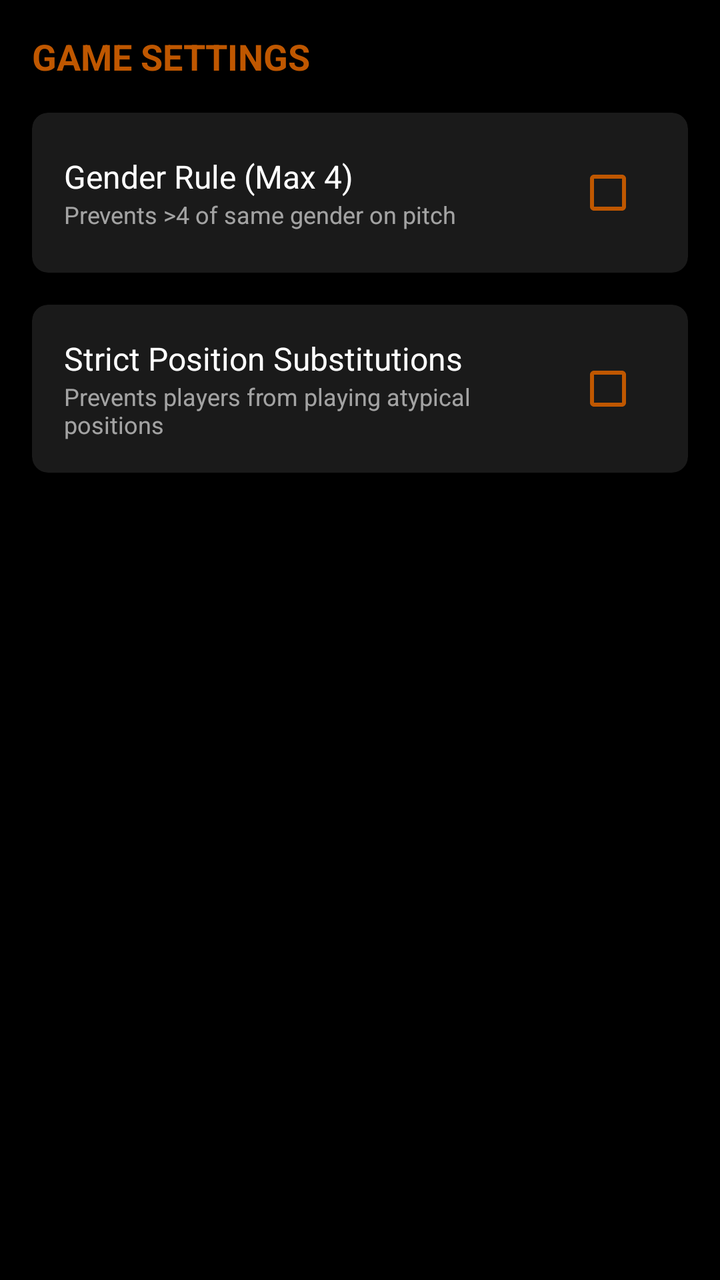
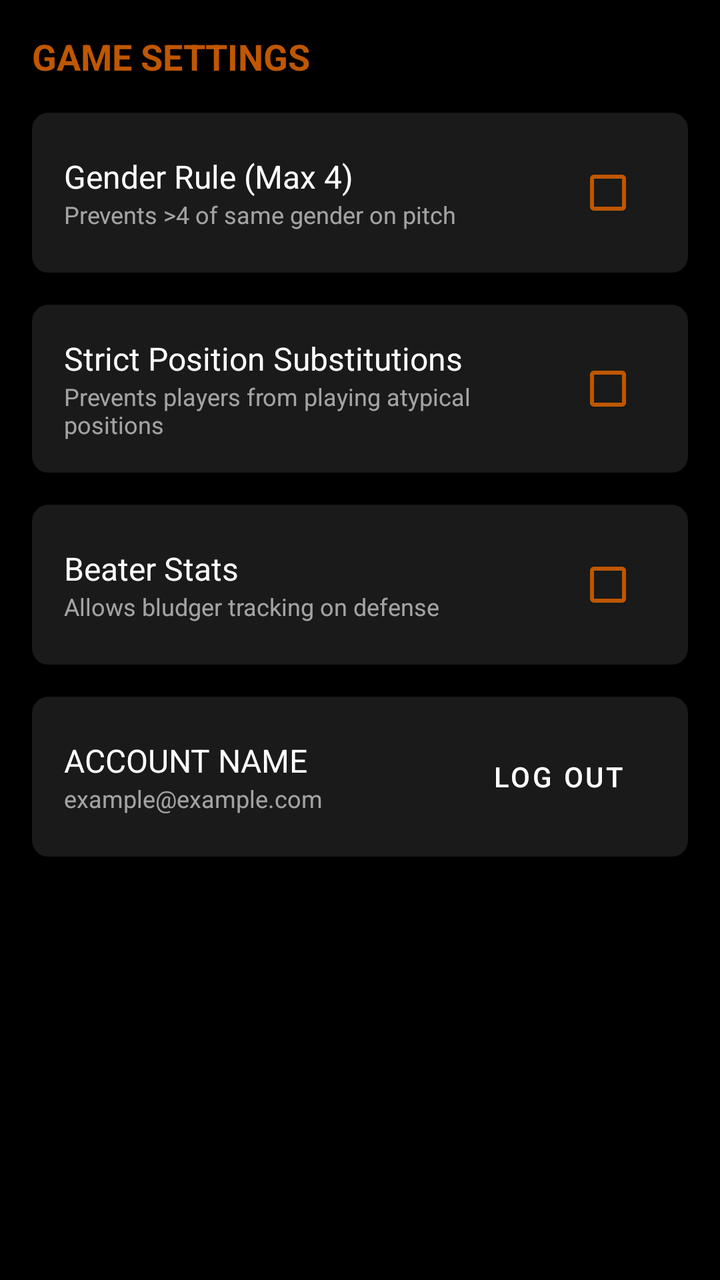

An Android layout rendered at two revisions. The XML below is the earlier revision; the diff shows what the commit changed to produce the second picture.
<!-- AndroidManifest.xml: application theme Theme.QuadballSidelineManager -->
<!-- res/layout/fragment_settings.xml -->
<?xml version="1.0" encoding="utf-8"?>
<LinearLayout xmlns:android="http://schemas.android.com/apk/res/android"
    xmlns:app="http://schemas.android.com/apk/res-auto"
    android:layout_width="match_parent"
    android:layout_height="match_parent"
    android:background="@color/black"
    android:orientation="vertical"
    android:padding="16dp">

    <TextView
        android:layout_width="wrap_content"
        android:layout_height="wrap_content"
        android:text="GAME SETTINGS"
        android:textColor="@color/burnt_orange"
        android:textStyle="bold"
        android:textSize="18sp" />

    <com.google.android.material.card.MaterialCardView
        android:layout_width="match_parent"
        android:layout_height="wrap_content"
        android:layout_marginTop="16dp"
        app:cardBackgroundColor="@color/light_black"
        app:cardCornerRadius="8dp">

        <LinearLayout
            android:layout_width="match_parent"
            android:layout_height="wrap_content"
            android:orientation="horizontal"
            android:padding="16dp"
            android:gravity="center_vertical">

            <LinearLayout
                android:layout_width="0dp"
                android:layout_height="wrap_content"
                android:layout_weight="1"
                android:orientation="vertical">

                <TextView
                    android:layout_width="wrap_content"
                    android:layout_height="wrap_content"
                    android:text="Gender Rule (Max 4)"
                    android:textColor="@color/white"
                    android:textSize="16sp" />

                <TextView
                    android:layout_width="wrap_content"
                    android:layout_height="wrap_content"
                    android:text="Prevents >4 of same gender on pitch"
                    android:textColor="@color/white"
                    android:alpha="0.6"
                    android:textSize="12sp" />
            </LinearLayout>

            <com.google.android.material.checkbox.MaterialCheckBox
                android:id="@+id/cb_gender_rule"
                android:layout_width="wrap_content"
                android:layout_height="wrap_content"
                android:minWidth="48dp"
                android:minHeight="48dp"
                app:buttonTint="@color/burnt_orange"
                app:useMaterialThemeColors="false" />
        </LinearLayout>
    </com.google.android.material.card.MaterialCardView>

    <com.google.android.material.card.MaterialCardView
        android:layout_width="match_parent"
        android:layout_height="wrap_content"
        android:layout_marginTop="16dp"
        app:cardBackgroundColor="@color/light_black"
        app:cardCornerRadius="8dp">

        <LinearLayout
            android:layout_width="match_parent"
            android:layout_height="wrap_content"
            android:orientation="horizontal"
            android:padding="16dp"
            android:gravity="center_vertical">

            <LinearLayout
                android:layout_width="0dp"
                android:layout_height="wrap_content"
                android:layout_weight="1"
                android:orientation="vertical">

                <TextView
                    android:layout_width="wrap_content"
                    android:layout_height="wrap_content"
                    android:text="Strict Position Substitutions"
                    android:textColor="@color/white"
                    android:textSize="16sp" />

                <TextView
                    android:layout_width="wrap_content"
                    android:layout_height="wrap_content"
                    android:text="Prevents players from playing atypical positions"
                    android:textColor="@color/white"
                    android:alpha="0.6"
                    android:textSize="12sp" />
            </LinearLayout>

            <com.google.android.material.checkbox.MaterialCheckBox
                android:id="@+id/cb_position_rule"
                android:layout_width="wrap_content"
                android:layout_height="wrap_content"
                android:minWidth="48dp"
                android:minHeight="48dp"
                app:buttonTint="@color/burnt_orange"
                app:useMaterialThemeColors="false" />
        </LinearLayout>
    </com.google.android.material.card.MaterialCardView>
</LinearLayout>
<!-- resources referenced by this layout -->
<resources>
  <color name="black">#FF000000</color>
  <color name="burnt_orange">#BF5700</color>
  <color name="light_black">#1A1A1A</color>
  <color name="white">#FFFFFFFF</color>
  <style name="Theme.QuadballSidelineManager" parent="Theme.MaterialComponents.DayNight.NoActionBar">
      </style>
</resources>

<!-- the commit's change to res/layout/fragment_settings.xml (unified diff, before → after) -->
@@ -5,7 +5,8 @@
     android:layout_height="match_parent"
     android:background="@color/black"
     android:orientation="vertical"
-    android:padding="16dp">
+    android:padding="16dp"
+    android:fitsSystemWindows="true">
 
     <TextView
         android:layout_width="wrap_content"
@@ -108,4 +109,98 @@
                 app:useMaterialThemeColors="false" />
         </LinearLayout>
     </com.google.android.material.card.MaterialCardView>
+
+    <com.google.android.material.card.MaterialCardView
+        android:layout_width="match_parent"
+        android:layout_height="wrap_content"
+        android:layout_marginTop="16dp"
+        app:cardBackgroundColor="@color/light_black"
+        app:cardCornerRadius="8dp">
+
+        <LinearLayout
+            android:layout_width="match_parent"
+            android:layout_height="wrap_content"
+            android:orientation="horizontal"
+            android:padding="16dp"
+            android:gravity="center_vertical">
+
+            <LinearLayout
+                android:layout_width="0dp"
+                android:layout_height="wrap_content"
+                android:layout_weight="1"
+                android:orientation="vertical">
+
+                <TextView
+                    android:layout_width="wrap_content"
+                    android:layout_height="wrap_content"
+                    android:text="Beater Stats"
+                    android:textColor="@color/white"
+                    android:textSize="16sp" />
+
+                <TextView
+                    android:layout_width="wrap_content"
+                    android:layout_height="wrap_content"
+                    android:text="Allows bludger tracking on defense"
+                    android:textColor="@color/white"
+                    android:alpha="0.6"
+                    android:textSize="12sp" />
+            </LinearLayout>
+
+            <com.google.android.material.checkbox.MaterialCheckBox
+                android:id="@+id/cb_beater_stats"
+                android:layout_width="wrap_content"
+                android:layout_height="wrap_content"
+                android:minWidth="48dp"
+                android:minHeight="48dp"
+                app:buttonTint="@color/burnt_orange"
+                app:useMaterialThemeColors="false" />
+        </LinearLayout>
+    </com.google.android.material.card.MaterialCardView>
+
+    <com.google.android.material.card.MaterialCardView
+        android:layout_width="match_parent"
+        android:layout_height="wrap_content"
+        android:layout_marginTop="16dp"
+        app:cardBackgroundColor="@color/light_black"
+        app:cardCornerRadius="8dp">
+
+        <LinearLayout
+            android:layout_width="match_parent"
+            android:layout_height="wrap_content"
+            android:orientation="horizontal"
+            android:padding="16dp"
+            android:gravity="center_vertical">
+
+            <LinearLayout
+                android:layout_width="0dp"
+                android:layout_height="wrap_content"
+                android:layout_weight="1"
+                android:orientation="vertical">
+
+                <TextView
+                    android:id="@+id/tv_name"
+                    android:layout_width="wrap_content"
+                    android:layout_height="wrap_content"
+                    android:text="ACCOUNT NAME"
+                    android:textColor="@color/white"
+                    android:textSize="16sp" />
+
+                <TextView
+                    android:id="@+id/tv_email"
+                    android:layout_width="wrap_content"
+                    android:layout_height="wrap_content"
+                    android:text="example@example.com"
+                    android:textColor="@color/white"
+                    android:alpha="0.6"
+                    android:textSize="12sp" />
+            </LinearLayout>
+
+            <com.google.android.material.button.MaterialButton
+                android:id="@+id/btn_logout"
+                android:layout_width="wrap_content"
+                android:layout_height="wrap_content"
+                android:text="LOG OUT"
+                android:backgroundTint="@color/light_black" />
+        </LinearLayout>
+    </com.google.android.material.card.MaterialCardView>
 </LinearLayout>
